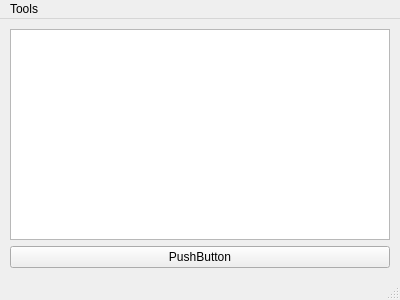
Before: the Qt Designer form gui/guiapp/mainwindow.ui in void-hoge/sudoku, drawn with Qt 5.
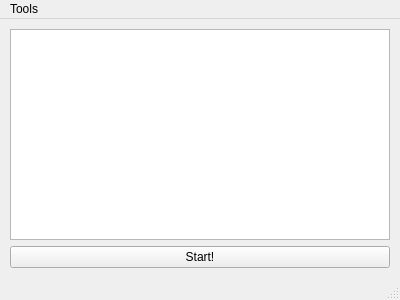
After: the same form once the commit is applied.

Commit message: Change text of execution button

Diff of the .ui file:
```diff
--- a/gui/guiapp/mainwindow.ui
+++ b/gui/guiapp/mainwindow.ui
@@ -65,7 +65,7 @@
       <item>
        <widget class="QPushButton" name="pushButton">
         <property name="text">
-         <string>PushButton</string>
+         <string>Start!</string>
         </property>
        </widget>
       </item>
```
